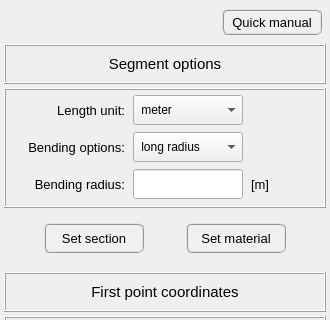
The window that pulse/interface/ui_files/model/geometry/add_widget.ui (open-pulse/OpenPulse) describes before a commit, drawn with Qt 5; both pictures show x 0 to 330 and y 0 to 320 of the 330 by 644 pixel window.
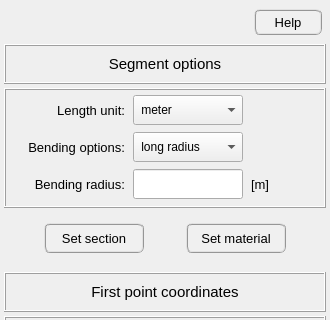
The same window after the commit. Icons and pictures are not drawn.

Patch:
```diff
--- a/pulse/interface/ui_files/model/geometry/add_widget.ui
+++ b/pulse/interface/ui_files/model/geometry/add_widget.ui
@@ -69,7 +69,7 @@
        <widget class="QPushButton" name="pushButton_quick_manual">
         <property name="minimumSize">
          <size>
-          <width>100</width>
+          <width>68</width>
           <height>26</height>
          </size>
         </property>
@@ -98,7 +98,26 @@
 QPushButton:disabled{border-radius: 6px; border-color: rgb(150, 150, 150); border-style: ridge; border-width: 0px; color: rgb(150,150, 150); background-color: rgb(220, 220, 220)}</string>
         </property>
         <property name="text">
-         <string>Quick manual</string>
+         <string>Help</string>
+        </property>
+        <property name="icon">
+         <iconset>
+          <normaloff>../../../../../data/icons/help/help.png</normaloff>../../../../../data/icons/help/help.png</iconset>
+        </property>
+        <property name="iconSize">
+         <size>
+          <width>16</width>
+          <height>16</height>
+         </size>
+        </property>
+        <property name="autoDefault">
+         <bool>false</bool>
+        </property>
+        <property name="default">
+         <bool>false</bool>
+        </property>
+        <property name="flat">
+         <bool>false</bool>
         </property>
        </widget>
       </item>
```
